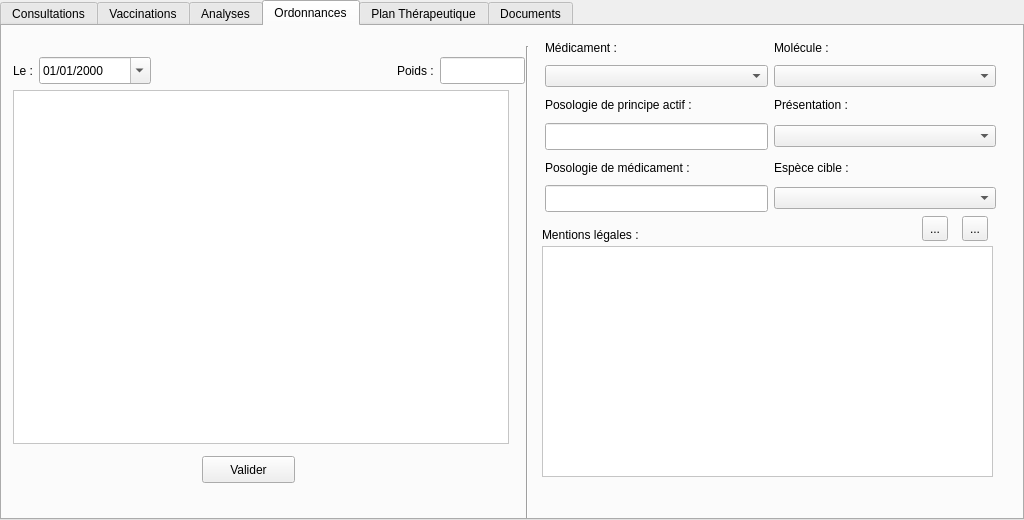
Before: the Qt Designer form VetGUI/Form_medical.ui in FrancoisBagaini/OpenVet0.2, drawn with Qt 5.
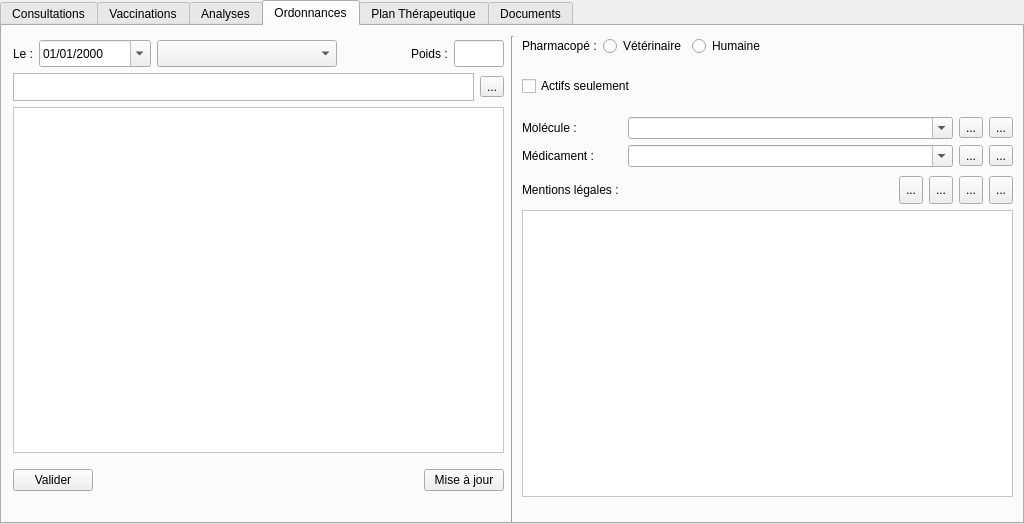
After: the same form once the commit is applied. The open tabs and pages were chosen to show the change. Icons and pictures are not drawn. Custom widgets are drawn as their Qt base class.

Patch:
```diff
--- a/VetGUI/Form_medical.ui
+++ b/VetGUI/Form_medical.ui
@@ -7,7 +7,7 @@
     <x>0</x>
     <y>0</y>
     <width>1024</width>
-    <height>520</height>
+    <height>524</height>
    </rect>
   </property>
   <property name="currentIndex">
@@ -1537,40 +1537,11 @@
    <attribute name="title">
     <string>Ordonnances</string>
    </attribute>
-   <widget class="QTextBrowser" name="textBrowser_medicament">
-    <property name="geometry">
-     <rect>
-      <x>540</x>
-      <y>220</y>
-      <width>451</width>
-      <height>231</height>
-     </rect>
-    </property>
-    <property name="styleSheet">
-     <string notr="true">background-color: rgb(255, 255, 255);</string>
-    </property>
-   </widget>
-   <widget class="QLabel" name="label_RCP">
-    <property name="geometry">
-     <rect>
-      <x>540</x>
-      <y>200</y>
-      <width>131</width>
-      <height>17</height>
-     </rect>
-    </property>
-    <property name="text">
-     <string>Mentions légales :</string>
-    </property>
-    <property name="buddy">
-     <cstring>textBrowser_medicament</cstring>
-    </property>
-   </widget>
    <widget class="Line" name="line_3">
     <property name="geometry">
      <rect>
-      <x>515</x>
-      <y>20</y>
+      <x>500</x>
+      <y>10</y>
       <width>20</width>
       <height>501</height>
      </rect>
@@ -1579,266 +1550,13 @@
      <enum>Qt::Vertical</enum>
     </property>
    </widget>
-   <widget class="QToolButton" name="toolButton">
-    <property name="geometry">
-     <rect>
-      <x>960</x>
-      <y>190</y>
-      <width>26</width>
-      <height>25</height>
-     </rect>
-    </property>
-    <property name="toolTip">
-     <string>Texte complet</string>
-    </property>
-    <property name="text">
-     <string>...</string>
-    </property>
-    <property name="icon">
-     <iconset resource="resources.qrc">
-      <normaloff>:/newPrefix/images/doc_all.png</normaloff>:/newPrefix/images/doc_all.png</iconset>
-    </property>
-    <property name="iconSize">
-     <size>
-      <width>20</width>
-      <height>20</height>
-     </size>
-    </property>
-   </widget>
-   <widget class="QToolButton" name="toolButton_2">
-    <property name="geometry">
-     <rect>
-      <x>920</x>
-      <y>190</y>
-      <width>26</width>
-      <height>25</height>
-     </rect>
-    </property>
-    <property name="toolTip">
-     <string>Résumé</string>
-    </property>
-    <property name="text">
-     <string>...</string>
-    </property>
-    <property name="icon">
-     <iconset resource="resources.qrc">
-      <normaloff>:/newPrefix/images/doc_abst.png</normaloff>:/newPrefix/images/doc_abst.png</iconset>
-    </property>
-    <property name="iconSize">
-     <size>
-      <width>32</width>
-      <height>32</height>
-     </size>
-    </property>
-   </widget>
-   <widget class="QWidget" name="layoutWidget_3">
-    <property name="geometry">
-     <rect>
-      <x>543</x>
-      <y>10</y>
-      <width>451</width>
-      <height>176</height>
-     </rect>
-    </property>
-    <layout class="QGridLayout" name="gridLayout">
-     <item row="0" column="0">
-      <widget class="QLabel" name="label_medicament">
-       <property name="text">
-        <string>Médicament :</string>
-       </property>
-       <property name="buddy">
-        <cstring>comboBox_medicament</cstring>
-       </property>
-      </widget>
-     </item>
-     <item row="0" column="1">
-      <widget class="QLabel" name="label_molecule">
-       <property name="text">
-        <string>Molécule :</string>
-       </property>
-       <property name="buddy">
-        <cstring>comboBox_molecule</cstring>
-       </property>
-      </widget>
-     </item>
-     <item row="1" column="0">
-      <widget class="QComboBox" name="comboBox_medicament">
-       <property name="sizePolicy">
-        <sizepolicy hsizetype="Minimum" vsizetype="Fixed">
-         <horstretch>0</horstretch>
-         <verstretch>0</verstretch>
-        </sizepolicy>
-       </property>
-      </widget>
-     </item>
-     <item row="1" column="1">
-      <widget class="QComboBox" name="comboBox_molecule">
-       <property name="sizePolicy">
-        <sizepolicy hsizetype="Preferred" vsizetype="Fixed">
-         <horstretch>0</horstretch>
-         <verstretch>0</verstretch>
-        </sizepolicy>
-       </property>
-       <property name="baseSize">
-        <size>
-         <width>0</width>
-         <height>0</height>
-        </size>
-       </property>
-      </widget>
-     </item>
-     <item row="2" column="0">
-      <widget class="QLabel" name="label_posomol">
-       <property name="text">
-        <string>Posologie de principe actif :</string>
-       </property>
-       <property name="buddy">
-        <cstring>lineEdit_posomol</cstring>
-       </property>
-      </widget>
-     </item>
-     <item row="2" column="1">
-      <widget class="QLabel" name="label_presentation">
-       <property name="text">
-        <string>Présentation :</string>
-       </property>
-       <property name="buddy">
-        <cstring>comboBox_presentation</cstring>
-       </property>
-      </widget>
-     </item>
-     <item row="3" column="0">
-      <widget class="QLineEdit" name="lineEdit_posomol">
-       <property name="sizePolicy">
-        <sizepolicy hsizetype="Minimum" vsizetype="Fixed">
-         <horstretch>0</horstretch>
-         <verstretch>0</verstretch>
-        </sizepolicy>
-       </property>
-       <property name="minimumSize">
-        <size>
-         <width>0</width>
-         <height>27</height>
-        </size>
-       </property>
-      </widget>
-     </item>
-     <item row="3" column="1">
-      <widget class="QComboBox" name="comboBox_presentation"/>
-     </item>
-     <item row="4" column="0">
-      <widget class="QLabel" name="label_posomed">
-       <property name="text">
-        <string>Posologie de médicament :</string>
-       </property>
-       <property name="buddy">
-        <cstring>lineEdit_posomed</cstring>
-       </property>
-      </widget>
-     </item>
-     <item row="4" column="1">
-      <widget class="QLabel" name="label_especeCible">
-       <property name="text">
-        <string>Espèce cible :</string>
-       </property>
-       <property name="buddy">
-        <cstring>comboBox_especeCible</cstring>
-       </property>
-      </widget>
-     </item>
-     <item row="5" column="0">
-      <widget class="QLineEdit" name="lineEdit_posomed">
-       <property name="sizePolicy">
-        <sizepolicy hsizetype="Minimum" vsizetype="Fixed">
-         <horstretch>0</horstretch>
-         <verstretch>0</verstretch>
-        </sizepolicy>
-       </property>
-       <property name="minimumSize">
-        <size>
-         <width>0</width>
-         <height>27</height>
-        </size>
-       </property>
-      </widget>
-     </item>
-     <item row="5" column="1">
-      <widget class="QComboBox" name="comboBox_especeCible"/>
-     </item>
-    </layout>
-   </widget>
-   <widget class="QWidget" name="layoutWidget_4">
-    <property name="geometry">
-     <rect>
-      <x>540</x>
-      <y>490</y>
-      <width>451</width>
-      <height>29</height>
-     </rect>
-    </property>
-    <layout class="QHBoxLayout" name="horizontalLayout_4">
-     <item>
-      <widget class="QPushButton" name="pushButton_validOrdonnance">
-       <property name="text">
-        <string>Valider</string>
-       </property>
-      </widget>
-     </item>
-     <item>
-      <spacer name="horizontalSpacer_3">
-       <property name="orientation">
-        <enum>Qt::Horizontal</enum>
-       </property>
-       <property name="sizeType">
-        <enum>QSizePolicy::Maximum</enum>
-       </property>
-       <property name="sizeHint" stdset="0">
-        <size>
-         <width>40</width>
-         <height>20</height>
-        </size>
-       </property>
-      </spacer>
-     </item>
-     <item>
-      <widget class="QPushButton" name="pushButton_CalculPoso">
-       <property name="text">
-        <string>Calculatrice</string>
-       </property>
-      </widget>
-     </item>
-     <item>
-      <spacer name="horizontalSpacer_4">
-       <property name="orientation">
-        <enum>Qt::Horizontal</enum>
-       </property>
-       <property name="sizeType">
-        <enum>QSizePolicy::Maximum</enum>
-       </property>
-       <property name="sizeHint" stdset="0">
-        <size>
-         <width>40</width>
-         <height>20</height>
-        </size>
-       </property>
-      </spacer>
-     </item>
-     <item>
-      <widget class="QPushButton" name="pushButton_DMV">
-       <property name="text">
-        <string>Editer DMV</string>
-       </property>
-      </widget>
-     </item>
-    </layout>
-   </widget>
    <widget class="QWidget" name="layoutWidget_5">
     <property name="geometry">
      <rect>
       <x>11</x>
-      <y>31</y>
-      <width>512</width>
-      <height>387</height>
+      <y>14</y>
+      <width>491</width>
+      <height>461</height>
      </rect>
     </property>
     <layout class="QVBoxLayout" name="verticalLayout_4">
@@ -1888,17 +1606,33 @@
          </property>
         </widget>
        </item>
+       <item>
+        <widget class="MyComboBox" name="comboBox_especeCible">
+         <property name="minimumSize">
+          <size>
+           <width>180</width>
+           <height>0</height>
+          </size>
+         </property>
+         <property name="maximumSize">
+          <size>
+           <width>16777215</width>
+           <height>27</height>
+          </size>
+         </property>
+         <property name="toolTip">
+          <string>Choix de l'espèce cible</string>
+         </property>
+        </widget>
+       </item>
        <item>
         <spacer name="horizontalSpacer_2">
          <property name="orientation">
           <enum>Qt::Horizontal</enum>
          </property>
-         <property name="sizeType">
-          <enum>QSizePolicy::Fixed</enum>
-         </property>
          <property name="sizeHint" stdset="0">
           <size>
-           <width>240</width>
+           <width>30</width>
            <height>20</height>
           </size>
          </property>
@@ -1924,16 +1658,65 @@
          </property>
          <property name="minimumSize">
           <size>
-           <width>66</width>
+           <width>40</width>
            <height>27</height>
           </size>
          </property>
+         <property name="maximumSize">
+          <size>
+           <width>50</width>
+           <height>16777215</height>
+          </size>
+         </property>
         </widget>
        </item>
       </layout>
      </item>
      <item>
-      <widget class="QTextEdit" name="textEdit">
+      <layout class="QHBoxLayout" name="horizontalLayout_13">
+       <property name="spacing">
+        <number>6</number>
+       </property>
+       <property name="sizeConstraint">
+        <enum>QLayout::SetFixedSize</enum>
+       </property>
+       <property name="leftMargin">
+        <number>0</number>
+       </property>
+       <item>
+        <widget class="QPlainTextEdit" name="plainTextEdit_posologie">
+         <property name="maximumSize">
+          <size>
+           <width>16777215</width>
+           <height>28</height>
+          </size>
+         </property>
+        </widget>
+       </item>
+       <item>
+        <widget class="QToolButton" name="toolButton_calculatrice">
+         <property name="toolTip">
+          <string>Calculatrice de dose</string>
+         </property>
+         <property name="text">
+          <string>...</string>
+         </property>
+         <property name="icon">
+          <iconset resource="resources.qrc">
+           <normaloff>:/newPrefix/images/calculator.jpg</normaloff>:/newPrefix/images/calculator.jpg</iconset>
+         </property>
+         <property name="iconSize">
+          <size>
+           <width>30</width>
+           <height>30</height>
+          </size>
+         </property>
+        </widget>
+       </item>
+      </layout>
+     </item>
+     <item>
+      <widget class="QTextEdit" name="textEdit_Ordonnance">
        <property name="sizePolicy">
         <sizepolicy hsizetype="Preferred" vsizetype="Fixed">
          <horstretch>0</horstretch>
@@ -1942,14 +1725,14 @@
        </property>
        <property name="minimumSize">
         <size>
-         <width>491</width>
-         <height>350</height>
+         <width>0</width>
+         <height>320</height>
         </size>
        </property>
        <property name="maximumSize">
         <size>
-         <width>496</width>
-         <height>391</height>
+         <width>99999</width>
+         <height>9999</height>
         </size>
        </property>
        <property name="styleSheet">
@@ -1957,20 +1740,448 @@
        </property>
       </widget>
      </item>
+     <item>
+      <layout class="QHBoxLayout" name="horizontalLayout_17">
+       <property name="sizeConstraint">
+        <enum>QLayout::SetFixedSize</enum>
+       </property>
+       <property name="topMargin">
+        <number>10</number>
+       </property>
+       <property name="bottomMargin">
+        <number>10</number>
+       </property>
+       <item>
+        <widget class="QPushButton" name="pushButton_ValidOrdonnance">
+         <property name="toolTip">
+          <string>Valide et enregistre l'ordonnance</string>
+         </property>
+         <property name="text">
+          <string>Valider</string>
+         </property>
+        </widget>
+       </item>
+       <item>
+        <spacer name="horizontalSpacer_4">
+         <property name="orientation">
+          <enum>Qt::Horizontal</enum>
+         </property>
+         <property name="sizeHint" stdset="0">
+          <size>
+           <width>40</width>
+           <height>20</height>
+          </size>
+         </property>
+        </spacer>
+       </item>
+       <item>
+        <widget class="QPushButton" name="pushButton_majDM">
+         <property name="toolTip">
+          <string>Mise à jour de la base des médicaments</string>
+         </property>
+         <property name="text">
+          <string>Mise à jour</string>
+         </property>
+        </widget>
+       </item>
+      </layout>
+     </item>
     </layout>
    </widget>
-   <widget class="QPushButton" name="pushButton_OrdonnanceValid">
+   <widget class="QWidget" name="verticalLayoutWidget">
     <property name="geometry">
      <rect>
-      <x>200</x>
-      <y>430</y>
-      <width>93</width>
-      <height>27</height>
+      <x>520</x>
+      <y>10</y>
+      <width>491</width>
+      <height>131</height>
      </rect>
     </property>
-    <property name="text">
-     <string>Valider</string>
+    <layout class="QVBoxLayout" name="verticalLayout_8">
+     <item>
+      <layout class="QHBoxLayout" name="horizontalLayout_4">
+       <item>
+        <widget class="QLabel" name="label_5">
+         <property name="text">
+          <string>Pharmacopé :</string>
+         </property>
+        </widget>
+       </item>
+       <item>
+        <widget class="QRadioButton" name="radioButton_PharmacopeVet">
+         <property name="text">
+          <string>Vétérinaire</string>
+         </property>
+        </widget>
+       </item>
+       <item>
+        <widget class="QRadioButton" name="radioButton_PharmacopeHum">
+         <property name="text">
+          <string>Humaine</string>
+         </property>
+        </widget>
+       </item>
+       <item>
+        <spacer name="horizontalSpacer_7">
+         <property name="orientation">
+          <enum>Qt::Horizontal</enum>
+         </property>
+         <property name="sizeHint" stdset="0">
+          <size>
+           <width>40</width>
+           <height>20</height>
+          </size>
+         </property>
+        </spacer>
+       </item>
+      </layout>
+     </item>
+     <item>
+      <layout class="QHBoxLayout" name="horizontalLayout_12">
+       <item>
+        <widget class="QCheckBox" name="checkBox_Actif">
+         <property name="text">
+          <string>Actifs seulement</string>
+         </property>
+        </widget>
+       </item>
+       <item>
+        <widget class="QLabel" name="label_16">
+         <property name="text">
+          <string/>
+         </property>
+        </widget>
+       </item>
+       <item>
+        <spacer name="horizontalSpacer_3">
+         <property name="orientation">
+          <enum>Qt::Horizontal</enum>
+         </property>
+         <property name="sizeHint" stdset="0">
+          <size>
+           <width>40</width>
+           <height>20</height>
+          </size>
+         </property>
+        </spacer>
+       </item>
+      </layout>
+     </item>
+     <item>
+      <layout class="QHBoxLayout" name="horizontalLayout_15">
+       <item>
+        <widget class="QLabel" name="label_19">
+         <property name="maximumSize">
+          <size>
+           <width>100</width>
+           <height>16777215</height>
+          </size>
+         </property>
+         <property name="text">
+          <string>Molécule :</string>
+         </property>
+        </widget>
+       </item>
+       <item>
+        <widget class="MyCompleter" name="comboBox_Molecule">
+         <property name="maximumSize">
+          <size>
+           <width>16777215</width>
+           <height>27</height>
+          </size>
+         </property>
+         <property name="palette">
+          <palette>
+           <active>
+            <colorrole role="BrightText">
+             <brush brushstyle="SolidPattern">
+              <color alpha="255">
+               <red>255</red>
+               <green>255</green>
+               <blue>0</blue>
+              </color>
+             </brush>
+            </colorrole>
+           </active>
+           <inactive>
+            <colorrole role="BrightText">
+             <brush brushstyle="SolidPattern">
+              <color alpha="255">
+               <red>255</red>
+               <green>255</green>
+               <blue>0</blue>
+              </color>
+             </brush>
+            </colorrole>
+           </inactive>
+           <disabled>
+            <colorrole role="BrightText">
+             <brush brushstyle="SolidPattern">
+              <color alpha="255">
+               <red>255</red>
+               <green>255</green>
+               <blue>0</blue>
+              </color>
+             </brush>
+            </colorrole>
+           </disabled>
+          </palette>
+         </property>
+         <property name="editable">
+          <bool>true</bool>
+         </property>
+        </widget>
+       </item>
+       <item>
+        <widget class="QToolButton" name="toolButton_Suggestions">
+         <property name="toolTip">
+          <string>Sugestions pour les pathologies de la consultation courante</string>
+         </property>
+         <property name="text">
+          <string>...</string>
+         </property>
+         <property name="icon">
+          <iconset resource="resources.qrc">
+           <normaloff>:/newPrefix/images/interrogation.jpeg</normaloff>:/newPrefix/images/interrogation.jpeg</iconset>
+         </property>
+         <property name="iconSize">
+          <size>
+           <width>20</width>
+           <height>20</height>
+          </size>
+         </property>
+        </widget>
+       </item>
+       <item>
+        <widget class="QToolButton" name="toolButton_2">
+         <property name="toolTip">
+          <string>Editer la molécule</string>
+         </property>
+         <property name="text">
+          <string>...</string>
+         </property>
+         <property name="icon">
+          <iconset resource="resources.qrc">
+           <normaloff>:/newPrefix/images/edit1.png</normaloff>:/newPrefix/images/edit1.png</iconset>
+         </property>
+         <property name="iconSize">
+          <size>
+           <width>20</width>
+           <height>20</height>
+          </size>
+         </property>
+        </widget>
+       </item>
+      </layout>
+     </item>
+     <item>
+      <layout class="QHBoxLayout" name="horizontalLayout_16">
+       <item>
+        <widget class="QLabel" name="label_20">
+         <property name="maximumSize">
+          <size>
+           <width>100</width>
+           <height>16777215</height>
+          </size>
+         </property>
+         <property name="text">
+          <string>Médicament :</string>
+         </property>
+        </widget>
+       </item>
+       <item>
+        <widget class="MyCompleter" name="comboBox_Medicament">
+         <property name="maximumSize">
+          <size>
+           <width>16777215</width>
+           <height>27</height>
+          </size>
+         </property>
+         <property name="editable">
+          <bool>true</bool>
+         </property>
+        </widget>
+       </item>
+       <item>
+        <widget class="QToolButton" name="toolButton_tree">
+         <property name="toolTip">
+          <string>Visualisation sous forme d'arborescence</string>
+         </property>
+         <property name="text">
+          <string>...</string>
+         </property>
+         <property name="icon">
+          <iconset resource="resources.qrc">
+           <normaloff>:/newPrefix/images/tree.png</normaloff>:/newPrefix/images/tree.png</iconset>
+         </property>
+         <property name="iconSize">
+          <size>
+           <width>22</width>
+           <height>22</height>
+          </size>
+         </property>
+        </widget>
+       </item>
+       <item>
+        <widget class="QToolButton" name="toolButton_3">
+         <property name="toolTip">
+          <string>Editer le médicament</string>
+         </property>
+         <property name="text">
+          <string>...</string>
+         </property>
+         <property name="icon">
+          <iconset resource="resources.qrc">
+           <normaloff>:/newPrefix/images/edit1.png</normaloff>:/newPrefix/images/edit1.png</iconset>
+         </property>
+         <property name="iconSize">
+          <size>
+           <width>20</width>
+           <height>20</height>
+          </size>
+         </property>
+        </widget>
+       </item>
+      </layout>
+     </item>
+    </layout>
+   </widget>
+   <widget class="QWidget" name="layoutWidget">
+    <property name="geometry">
+     <rect>
+      <x>520</x>
+      <y>150</y>
+      <width>491</width>
+      <height>321</height>
+     </rect>
     </property>
+    <layout class="QVBoxLayout" name="verticalLayout_9">
+     <item>
+      <layout class="QHBoxLayout" name="horizontalLayout_18">
+       <item>
+        <widget class="QLabel" name="label_RCP">
+         <property name="text">
+          <string>Mentions légales :</string>
+         </property>
+         <property name="buddy">
+          <cstring>textBrowser_medicament</cstring>
+         </property>
+        </widget>
+       </item>
+       <item>
+        <widget class="QToolButton" name="toolButton_EditRCP">
+         <property name="minimumSize">
+          <size>
+           <width>0</width>
+           <height>28</height>
+          </size>
+         </property>
+         <property name="toolTip">
+          <string>Editer la RCP</string>
+         </property>
+         <property name="text">
+          <string>...</string>
+         </property>
+         <property name="icon">
+          <iconset resource="resources.qrc">
+           <normaloff>:/newPrefix/images/edit1.png</normaloff>:/newPrefix/images/edit1.png</iconset>
+         </property>
+         <property name="iconSize">
+          <size>
+           <width>20</width>
+           <height>20</height>
+          </size>
+         </property>
+        </widget>
+       </item>
+       <item>
+        <widget class="QToolButton" name="toolButton_DownloadRCP">
+         <property name="minimumSize">
+          <size>
+           <width>0</width>
+           <height>28</height>
+          </size>
+         </property>
+         <property name="toolTip">
+          <string>Télécharger la RCP</string>
+         </property>
+         <property name="text">
+          <string>...</string>
+         </property>
+         <property name="icon">
+          <iconset resource="resources.qrc">
+           <normaloff>:/newPrefix/images/download.png</normaloff>:/newPrefix/images/download.png</iconset>
+         </property>
+         <property name="iconSize">
+          <size>
+           <width>20</width>
+           <height>20</height>
+          </size>
+         </property>
+        </widget>
+       </item>
+       <item>
+        <widget class="QToolButton" name="toolButton_RCP_short">
+         <property name="minimumSize">
+          <size>
+           <width>0</width>
+           <height>28</height>
+          </size>
+         </property>
+         <property name="toolTip">
+          <string>Résumé</string>
+         </property>
+         <property name="text">
+          <string>...</string>
+         </property>
+         <property name="icon">
+          <iconset resource="resources.qrc">
+           <normaloff>:/newPrefix/images/doc_abst.png</normaloff>:/newPrefix/images/doc_abst.png</iconset>
+         </property>
+         <property name="iconSize">
+          <size>
+           <width>20</width>
+           <height>20</height>
+          </size>
+         </property>
+        </widget>
+       </item>
+       <item>
+        <widget class="QToolButton" name="toolButton_RCP_long">
+         <property name="minimumSize">
+          <size>
+           <width>0</width>
+           <height>28</height>
+          </size>
+         </property>
+         <property name="toolTip">
+          <string>Texte complet</string>
+         </property>
+         <property name="text">
+          <string>...</string>
+         </property>
+         <property name="icon">
+          <iconset resource="resources.qrc">
+           <normaloff>:/newPrefix/images/doc_all.png</normaloff>:/newPrefix/images/doc_all.png</iconset>
+         </property>
+         <property name="iconSize">
+          <size>
+           <width>20</width>
+           <height>20</height>
+          </size>
+         </property>
+        </widget>
+       </item>
+      </layout>
+     </item>
+     <item>
+      <widget class="QTextBrowser" name="textBrowser_medicament">
+       <property name="styleSheet">
+        <string notr="true">background-color: rgb(255, 255, 255);</string>
+       </property>
+      </widget>
+     </item>
+    </layout>
    </widget>
   </widget>
   <widget class="QWidget" name="tab_planTherapeutique">
@@ -2205,6 +2416,11 @@
    <extends>QTableView</extends>
    <header>Mywidgets</header>
   </customwidget>
+  <customwidget>
+   <class>MyCompleter</class>
+   <extends>QComboBox</extends>
+   <header>Mywidgets</header>
+  </customwidget>
  </customwidgets>
  <resources>
   <include location="resources.qrc"/>
```
Left out of the diff: 2 changed lines with no effect on the pictures.
